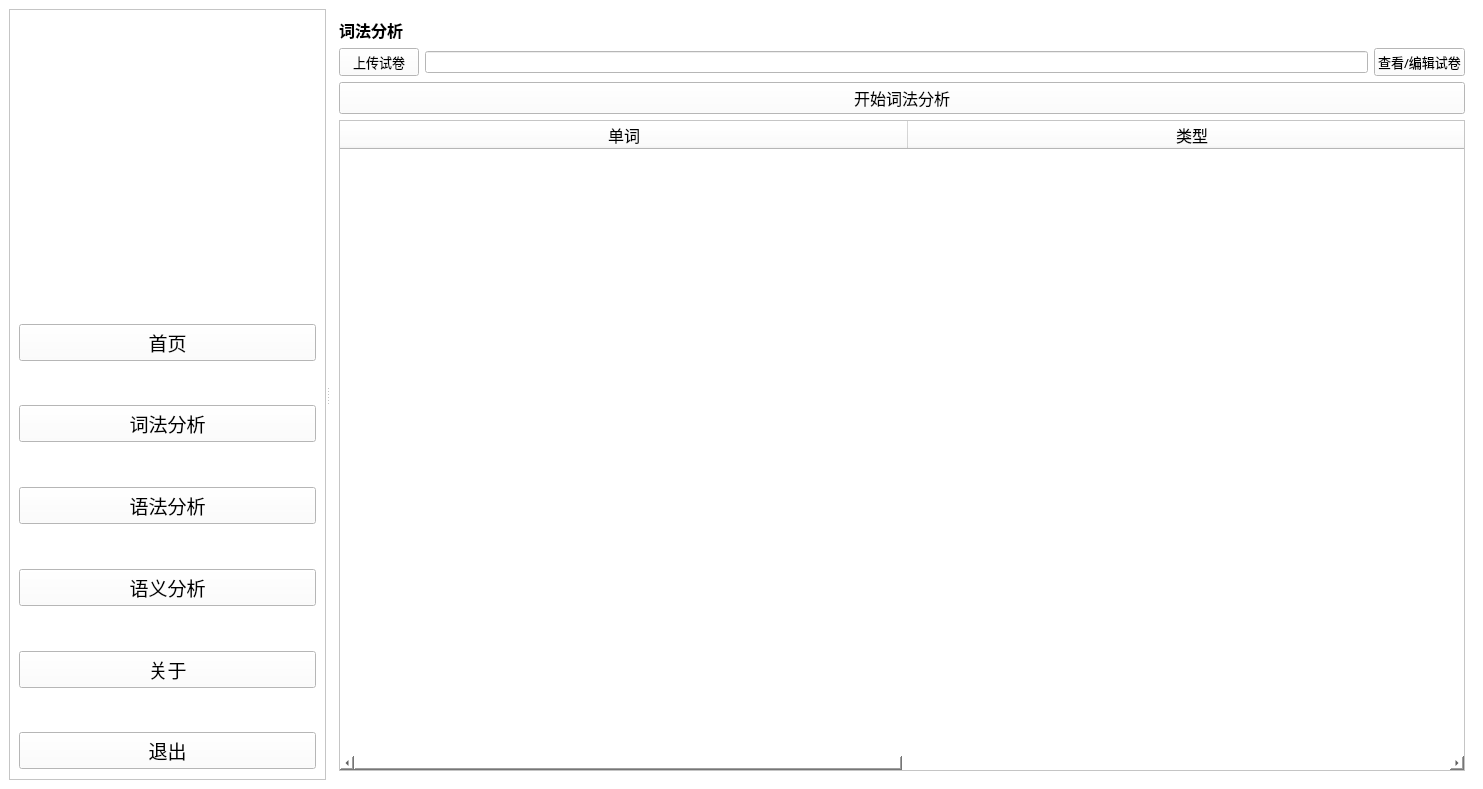
Above: frontend/mainWin.ui from cylqqqcyl/exam-compiler before the change. Below: the same form after it.
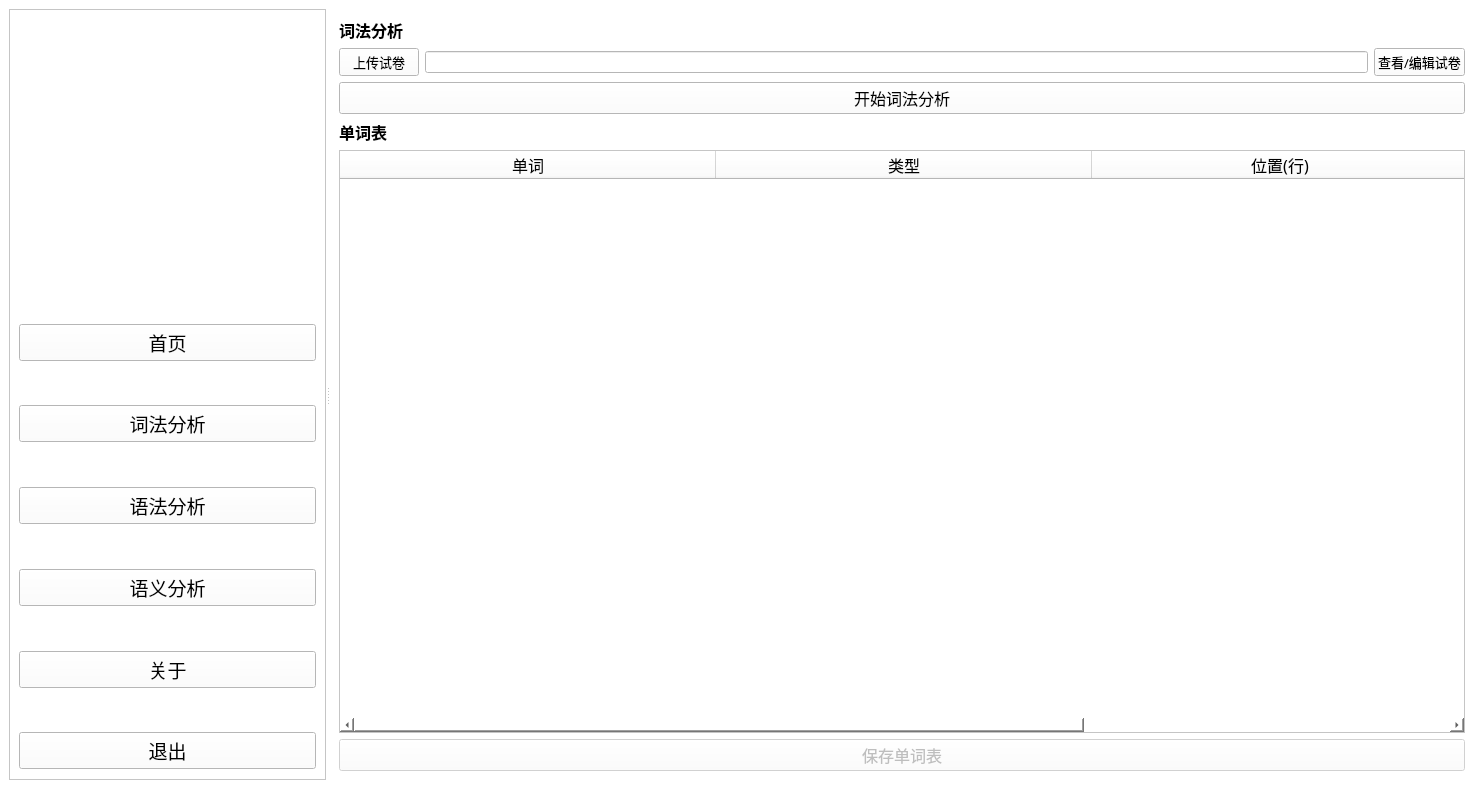
That is the form after the change. The open tabs and pages were chosen to show the change. Icons and pictures are not drawn.

The edit to the form file:
```diff
--- a/frontend/mainWin.ui
+++ b/frontend/mainWin.ui
@@ -1113,6 +1113,21 @@
            </property>
           </widget>
          </item>
+         <item>
+          <widget class="QLabel" name="label_10">
+           <property name="font">
+            <font>
+             <family>微软雅黑</family>
+             <pointsize>12</pointsize>
+             <weight>75</weight>
+             <bold>true</bold>
+            </font>
+           </property>
+           <property name="text">
+            <string>单词表</string>
+           </property>
+          </widget>
+         </item>
          <item>
           <widget class="QTableWidget" name="lexemeTbl">
            <property name="font">
@@ -1125,10 +1140,13 @@
             <set>QAbstractItemView::NoEditTriggers</set>
            </property>
            <attribute name="horizontalHeaderMinimumSectionSize">
-            <number>568</number>
+            <number>330</number>
            </attribute>
            <attribute name="horizontalHeaderDefaultSectionSize">
-            <number>568</number>
+            <number>376</number>
+           </attribute>
+           <attribute name="horizontalHeaderShowSortIndicator" stdset="0">
+            <bool>true</bool>
            </attribute>
            <column>
             <property name="text">
@@ -1152,6 +1170,33 @@
              </font>
             </property>
            </column>
+           <column>
+            <property name="text">
+             <string>位置(行)</string>
+            </property>
+            <property name="font">
+             <font>
+              <family>微软雅黑</family>
+              <pointsize>12</pointsize>
+             </font>
+            </property>
+           </column>
+          </widget>
+         </item>
+         <item>
+          <widget class="QPushButton" name="saveScanResultBtn">
+           <property name="enabled">
+            <bool>false</bool>
+           </property>
+           <property name="font">
+            <font>
+             <family>微软雅黑</family>
+             <pointsize>12</pointsize>
+            </font>
+           </property>
+           <property name="text">
+            <string>保存单词表</string>
+           </property>
           </widget>
          </item>
         </layout>
```
Left out of the diff: 53 changed lines with no effect on the pictures.
